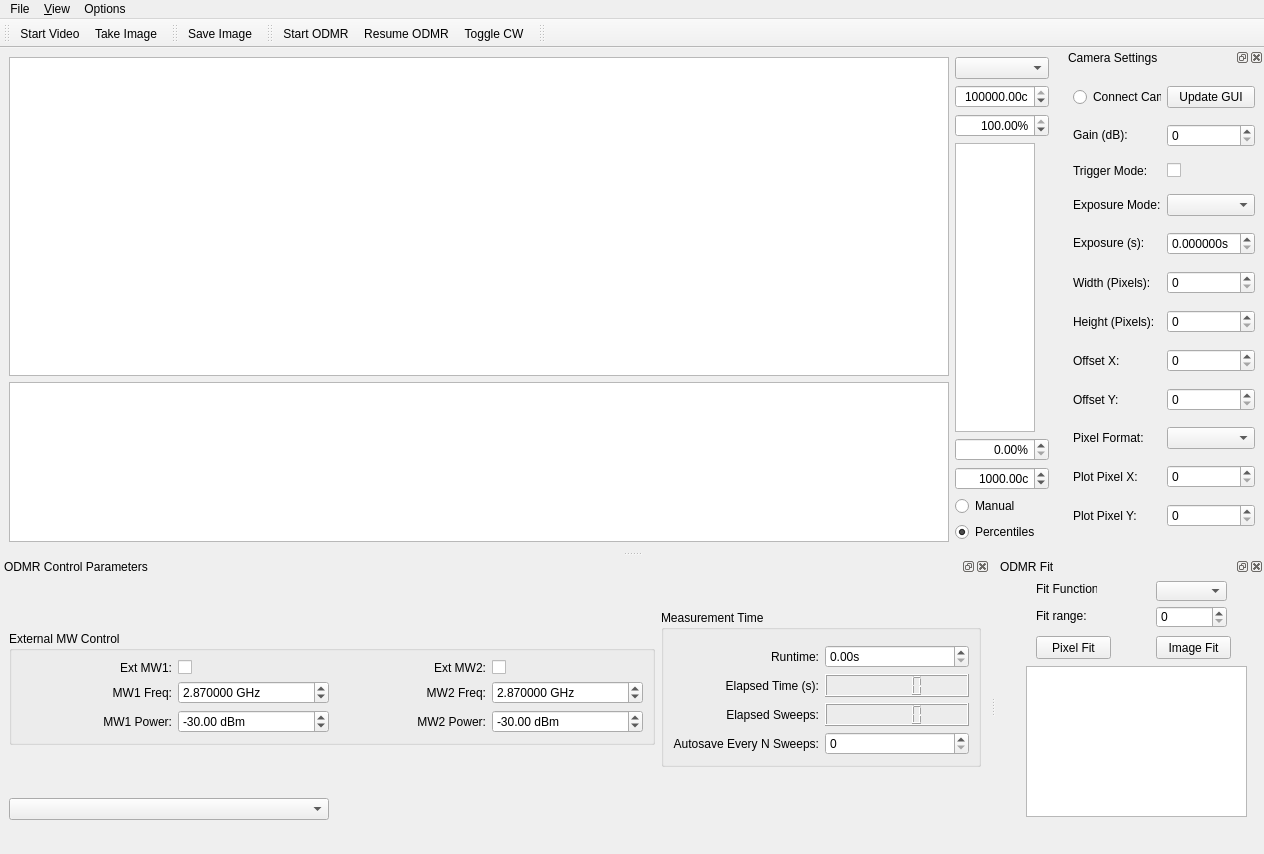
Qt form gui/odmr/ui_odmrgui_camera.ui (gerald00627/qudi) before a commit.
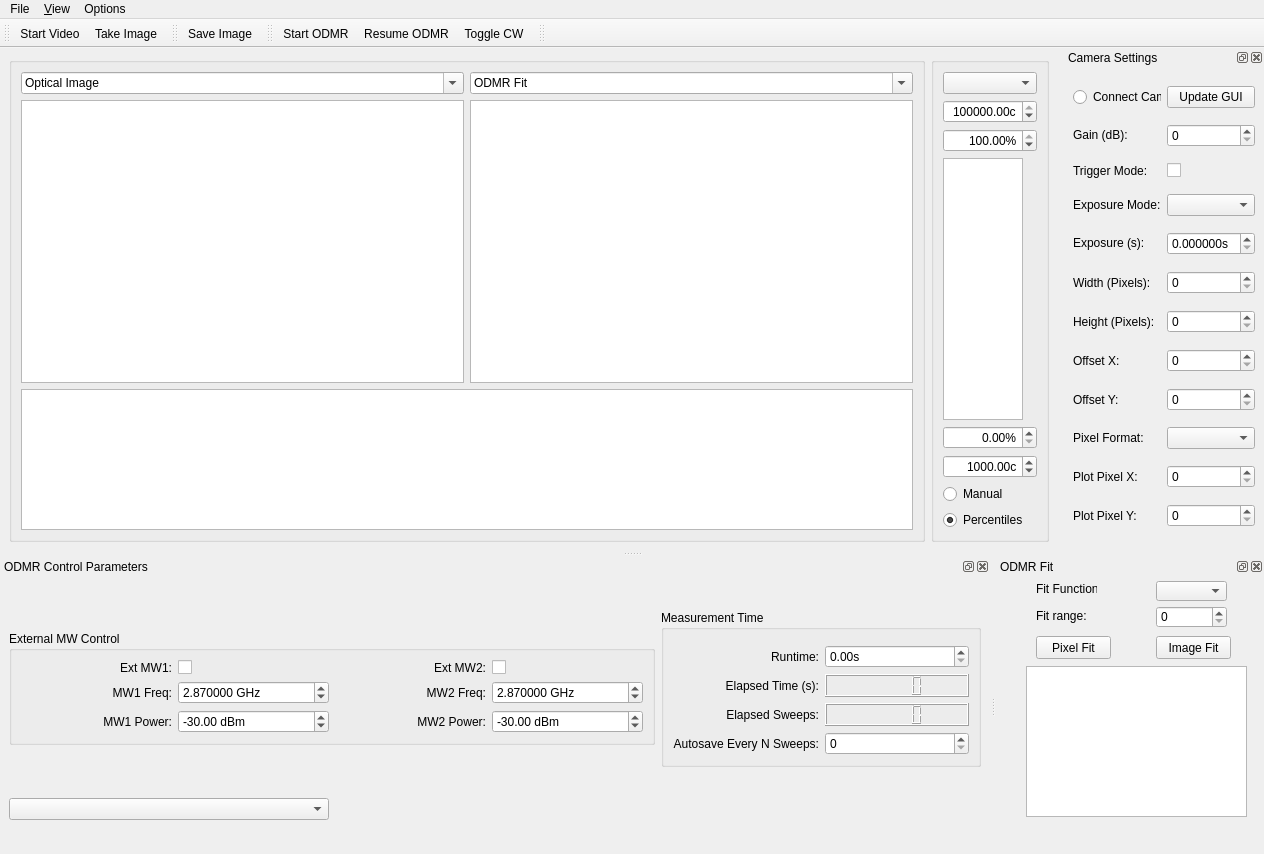
The same form after that commit. Icons and pictures are not drawn. Custom widgets are drawn as their Qt base class.

Commit message:
Additional changes to WF GUI, setting up for image fit
Added window for GPU ODMR fit
Added field calculation to double esr fit
Added a button to plot the sequence

The edit to the form file:
```diff
--- a/gui/odmr/ui_odmrgui_camera.ui
+++ b/gui/odmr/ui_odmrgui_camera.ui
@@ -26,8 +26,22 @@
      <verstretch>0</verstretch>
     </sizepolicy>
    </property>
+   <layout class="QGridLayout" name="gridLayout_9">
+    <item row="0" column="0">
+     <widget class="QGroupBox" name="groupBox_3">
+      <property name="sizePolicy">
+       <sizepolicy hsizetype="Minimum" vsizetype="Preferred">
+        <horstretch>0</horstretch>
+        <verstretch>0</verstretch>
+       </sizepolicy>
+      </property>
+      <property name="title">
+       <string/>
+      </property>
+      <layout class="QGridLayout" name="gridLayout_6">
+       <item row="0" column="0">
    <layout class="QGridLayout" name="gridLayout_4">
-    <item row="0" column="0">
+         <item row="1" column="0">
      <widget class="PlotWidget" name="image_PlotWidget">
       <property name="sizePolicy">
        <sizepolicy hsizetype="Preferred" vsizetype="Preferred">
@@ -46,12 +60,82 @@
       </property>
      </widget>
     </item>
-    <item row="0" column="2" rowspan="2">
-     <layout class="QVBoxLayout" name="verticalLayout">
-      <item>
+         <item row="0" column="1">
+          <widget class="QComboBox" name="comboBox">
+           <property name="editable">
+            <bool>true</bool>
+           </property>
+           <property name="currentText">
+            <string>ODMR Fit</string>
+           </property>
+          </widget>
+         </item>
+         <item row="1" column="1">
+          <widget class="PlotWidget" name="image_fit_PlotWidget">
+           <property name="sizePolicy">
+            <sizepolicy hsizetype="Preferred" vsizetype="Preferred">
+             <horstretch>1</horstretch>
+             <verstretch>2</verstretch>
+            </sizepolicy>
+           </property>
+           <property name="minimumSize">
+            <size>
+             <width>0</width>
+             <height>0</height>
+            </size>
+           </property>
+           <property name="transformationAnchor">
+            <enum>QGraphicsView::AnchorUnderMouse</enum>
+           </property>
+          </widget>
+         </item>
+         <item row="2" column="0" colspan="2">
+          <widget class="PlotWidget" name="odmr_PlotWidget">
+           <property name="sizePolicy">
+            <sizepolicy hsizetype="Preferred" vsizetype="Preferred">
+             <horstretch>0</horstretch>
+             <verstretch>1</verstretch>
+            </sizepolicy>
+           </property>
+           <property name="toolTipDuration">
+            <number>1</number>
+           </property>
+          </widget>
+         </item>
+         <item row="0" column="0">
+          <widget class="QComboBox" name="comboBox_2">
+           <property name="editable">
+            <bool>true</bool>
+           </property>
+           <property name="currentText">
+            <string>Optical Image</string>
+           </property>
+          </widget>
+         </item>
+        </layout>
+       </item>
+      </layout>
+     </widget>
+    </item>
+    <item row="0" column="1">
+     <widget class="QGroupBox" name="groupBox_4">
+      <property name="enabled">
+       <bool>true</bool>
+      </property>
+      <property name="sizePolicy">
+       <sizepolicy hsizetype="Fixed" vsizetype="Preferred">
+        <horstretch>0</horstretch>
+        <verstretch>0</verstretch>
+       </sizepolicy>
+      </property>
+      <property name="title">
+       <string/>
+      </property>
+      <layout class="QGridLayout" name="gridLayout_7">
+       <item row="0" column="0">
        <widget class="QComboBox" name="odmr_channel_ComboBox"/>
       </item>
-      <item>
+       <item row="1" column="0">
        <widget class="ScienDSpinBox" name="xy_cb_max_DoubleSpinBox">
         <property name="sizePolicy">
          <sizepolicy hsizetype="Fixed" vsizetype="Fixed">
@@ -94,7 +178,7 @@
         </property>
        </widget>
       </item>
-      <item>
+       <item row="2" column="0">
        <widget class="ScienDSpinBox" name="xy_cb_high_percentile_DoubleSpinBox">
         <property name="maximumSize">
          <size>
@@ -125,7 +209,7 @@
         </property>
        </widget>
       </item>
-      <item>
+       <item row="3" column="0">
        <widget class="PlotWidget" name="xy_cb_PlotWidget">
         <property name="sizePolicy">
          <sizepolicy hsizetype="Expanding" vsizetype="Expanding">
@@ -141,7 +225,7 @@
         </property>
        </widget>
       </item>
-      <item>
+       <item row="4" column="0">
        <widget class="ScienDSpinBox" name="xy_cb_low_percentile_DoubleSpinBox">
         <property name="maximumSize">
          <size>
@@ -172,7 +256,7 @@
         </property>
        </widget>
       </item>
-      <item>
+       <item row="5" column="0">
        <widget class="ScienDSpinBox" name="xy_cb_min_DoubleSpinBox">
         <property name="sizePolicy">
          <sizepolicy hsizetype="Fixed" vsizetype="Fixed">
@@ -215,7 +299,7 @@
         </property>
        </widget>
       </item>
-      <item>
+       <item row="6" column="0">
        <widget class="QRadioButton" name="xy_cb_manual_RadioButton">
         <property name="text">
          <string>Manual</string>
@@ -225,7 +309,7 @@
         </property>
        </widget>
       </item>
-      <item>
+       <item row="7" column="0">
        <widget class="QRadioButton" name="xy_cb_centiles_RadioButton">
         <property name="text">
          <string>Percentiles</string>
@@ -236,18 +320,6 @@
        </widget>
       </item>
      </layout>
-    </item>
-    <item row="1" column="0">
-     <widget class="PlotWidget" name="odmr_PlotWidget">
-      <property name="sizePolicy">
-       <sizepolicy hsizetype="Preferred" vsizetype="Preferred">
-        <horstretch>0</horstretch>
-        <verstretch>1</verstretch>
-       </sizepolicy>
-      </property>
-      <property name="toolTipDuration">
-       <number>1</number>
-      </property>
      </widget>
     </item>
    </layout>
```
Left out of the diff: 1 changed line with no effect on the pictures. Lines whose indentation alone changed are shown as unchanged. The commit also changes 2 other files.
